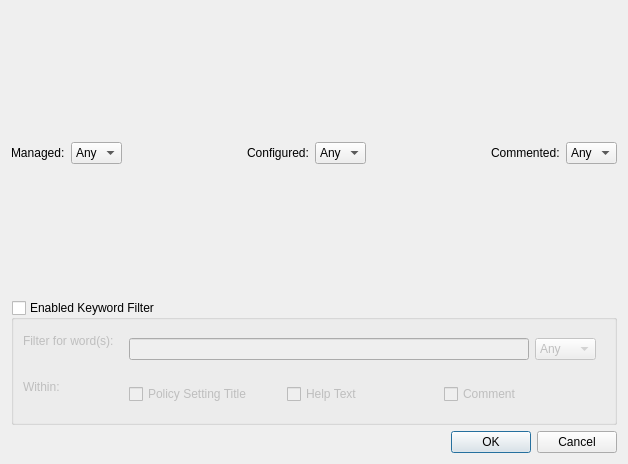
Above: src/gui/templatefilterdialog.ui from august-alt/gpui before the change. Below: the same form after it.
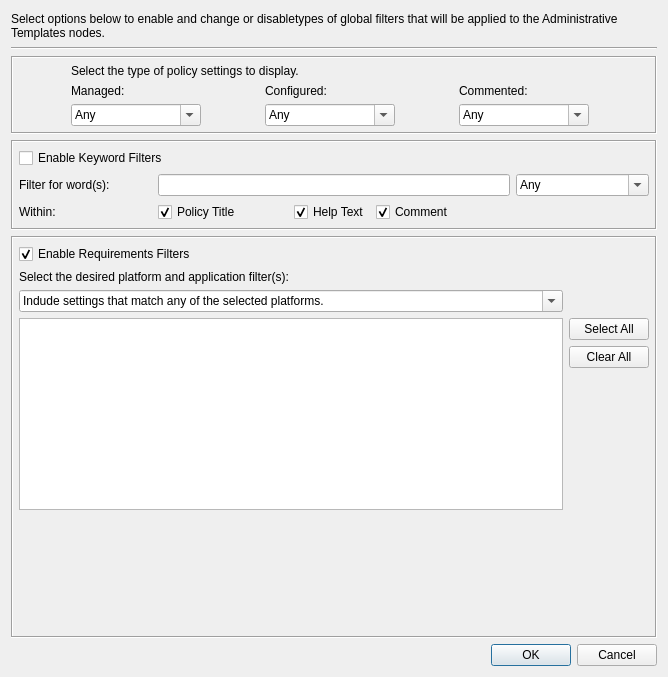
That is the form after the change.

Commit message: chore: update filter dialog

```diff
--- a/src/gui/templatefilterdialog.ui
+++ b/src/gui/templatefilterdialog.ui
@@ -6,245 +6,461 @@
    <rect>
     <x>0</x>
     <y>0</y>
-    <width>628</width>
-    <height>464</height>
+    <width>668</width>
+    <height>677</height>
    </rect>
   </property>
   <property name="windowTitle">
    <string>Filter Options</string>
   </property>
-  <layout class="QVBoxLayout" name="verticalLayout_2">
-   <item>
-    <layout class="QVBoxLayout" name="verticalLayout">
-     <item>
-      <spacer name="verticalSpacer_2">
-       <property name="orientation">
-        <enum>Qt::Vertical</enum>
-       </property>
-       <property name="sizeHint" stdset="0">
-        <size>
-         <width>20</width>
-         <height>40</height>
-        </size>
-       </property>
-      </spacer>
-     </item>
-     <item>
-      <layout class="QHBoxLayout" name="horizontalLayout_3">
-       <item>
-        <widget class="QLabel" name="label">
+  <layout class="QGridLayout" name="gridLayout_4">
+   <item row="3" column="0">
+    <widget class="QFrame" name="kwordFrame">
+     <property name="frameShape">
+      <enum>QFrame::Box</enum>
+     </property>
+     <property name="frameShadow">
+      <enum>QFrame::Sunken</enum>
+     </property>
+     <layout class="QGridLayout" name="gridLayout_2">
+      <property name="leftMargin">
+       <number>6</number>
+      </property>
+      <property name="topMargin">
+       <number>6</number>
+      </property>
+      <property name="rightMargin">
+       <number>6</number>
+      </property>
+      <property name="bottomMargin">
+       <number>6</number>
+      </property>
+      <item row="0" column="0" colspan="3">
+       <widget class="QCheckBox" name="keywordCheck">
+        <property name="text">
+         <string>Enable Keyword Filters</string>
+        </property>
+        <property name="checked">
+         <bool>false</bool>
+        </property>
+       </widget>
+      </item>
+      <item row="1" column="0">
+       <widget class="QLabel" name="filterWordLabel">
+        <property name="text">
+         <string>Filter for word(s):</string>
+        </property>
+        <property name="buddy">
+         <cstring>keywordField</cstring>
+        </property>
+       </widget>
+      </item>
+      <item row="1" column="1" colspan="3">
+       <widget class="QLineEdit" name="keywordField"/>
+      </item>
+      <item row="1" column="4">
+       <widget class="QComboBox" name="keywordCombo">
+        <property name="editable">
+         <bool>true</bool>
+        </property>
+        <item>
          <property name="text">
-          <string>Managed:</string>
+          <string>Any</string>
          </property>
-        </widget>
-       </item>
-       <item>
-        <widget class="QComboBox" name="managedCombo">
-         <item>
-          <property name="text">
-           <string>Any</string>
-          </property>
-         </item>
-         <item>
-          <property name="text">
-           <string>Yes</string>
-          </property>
-         </item>
-         <item>
-          <property name="text">
-           <string>No</string>
-          </property>
-         </item>
-        </widget>
-       </item>
-       <item>
-        <spacer name="horizontalSpacer">
-         <property name="orientation">
-          <enum>Qt::Horizontal</enum>
+        </item>
+        <item>
+         <property name="text">
+          <string>Yes</string>
          </property>
-         <property name="sizeHint" stdset="0">
-          <size>
-           <width>40</width>
-           <height>20</height>
-          </size>
+        </item>
+        <item>
+         <property name="text">
+          <string>No</string>
          </property>
-        </spacer>
-       </item>
-       <item>
-        <widget class="QLabel" name="label_2">
+        </item>
+       </widget>
+      </item>
+      <item row="2" column="0">
+       <widget class="QLabel" name="withinLabel">
+        <property name="text">
+         <string>Within:</string>
+        </property>
+        <property name="buddy">
+         <cstring>titleCheck</cstring>
+        </property>
+       </widget>
+      </item>
+      <item row="2" column="1">
+       <widget class="QCheckBox" name="titleCheck">
+        <property name="sizePolicy">
+         <sizepolicy hsizetype="Maximum" vsizetype="Fixed">
+          <horstretch>0</horstretch>
+          <verstretch>0</verstretch>
+         </sizepolicy>
+        </property>
+        <property name="minimumSize">
+         <size>
+          <width>130</width>
+          <height>0</height>
+         </size>
+        </property>
+        <property name="maximumSize">
+         <size>
+          <width>130</width>
+          <height>16777215</height>
+         </size>
+        </property>
+        <property name="text">
+         <string>Policy Title</string>
+        </property>
+        <property name="checked">
+         <bool>true</bool>
+        </property>
+       </widget>
+      </item>
+      <item row="2" column="2">
+       <widget class="QCheckBox" name="helpCheck">
+        <property name="sizePolicy">
+         <sizepolicy hsizetype="Fixed" vsizetype="Fixed">
+          <horstretch>0</horstretch>
+          <verstretch>0</verstretch>
+         </sizepolicy>
+        </property>
+        <property name="text">
+         <string>Help Text</string>
+        </property>
+        <property name="checked">
+         <bool>true</bool>
+        </property>
+       </widget>
+      </item>
+      <item row="2" column="3">
+       <widget class="QCheckBox" name="commentCheck">
+        <property name="text">
+         <string>Comment</string>
+        </property>
+        <property name="checked">
+         <bool>true</bool>
+        </property>
+       </widget>
+      </item>
+     </layout>
+    </widget>
+   </item>
+   <item row="4" column="0">
+    <widget class="QFrame" name="requireFrame">
+     <property name="frameShape">
+      <enum>QFrame::Box</enum>
+     </property>
+     <property name="frameShadow">
+      <enum>QFrame::Sunken</enum>
+     </property>
+     <layout class="QGridLayout" name="gridLayout_3">
+      <property name="leftMargin">
+       <number>6</number>
+      </property>
+      <property name="topMargin">
+       <number>6</number>
+      </property>
+      <property name="rightMargin">
+       <number>6</number>
+      </property>
+      <property name="bottomMargin">
+       <number>6</number>
+      </property>
+      <item row="0" column="0">
+       <widget class="QCheckBox" name="requireCheckBox">
+        <property name="text">
+         <string>Enable Requirements Filters</string>
+        </property>
+        <property name="checked">
+         <bool>true</bool>
+        </property>
+       </widget>
+      </item>
+      <item row="2" column="0">
+       <widget class="QComboBox" name="platformComboBox">
+        <property name="editable">
+         <bool>true</bool>
+        </property>
+        <item>
          <property name="text">
-          <string>Configured:</string>
+          <string>Indude settings that match any of the selected platforms.</string>
          </property>
-        </widget>
-       </item>
-       <item>
-        <widget class="QComboBox" name="configuredCombo">
-         <item>
-          <property name="text">
-           <string>Any</string>
-          </property>
-         </item>
-         <item>
-          <property name="text">
-           <string>Yes</string>
-          </property>
-         </item>
-         <item>
-          <property name="text">
-           <string>No</string>
-          </property>
-         </item>
-        </widget>
-       </item>
-       <item>
-        <spacer name="horizontalSpacer_2">
-         <property name="orientation">
-          <enum>Qt::Horizontal</enum>
+        </item>
+        <item>
+         <property name="text">
+          <string>Indude settings that match all of the selected platforms.</string>
          </property>
-         <property name="sizeHint" stdset="0">
-          <size>
-           <width>40</width>
-           <height>20</height>
-          </size>
+        </item>
+       </widget>
+      </item>
+      <item row="1" column="0">
+       <widget class="QLabel" name="platformLabel">
+        <property name="sizePolicy">
+         <sizepolicy hsizetype="Preferred" vsizetype="Fixed">
+          <horstretch>0</horstretch>
+          <verstretch>0</verstretch>
+         </sizepolicy>
+        </property>
+        <property name="text">
+         <string>&lt;html&gt;&lt;head/&gt;&lt;body&gt;&lt;p&gt;Select the desired platform and application filter(s):&lt;/p&gt;&lt;/body&gt;&lt;/html&gt;</string>
+        </property>
+        <property name="buddy">
+         <cstring>platformComboBox</cstring>
+        </property>
+       </widget>
+      </item>
+      <item row="3" column="0" rowspan="4">
+       <widget class="QTreeView" name="platformTreeView">
+        <property name="sizePolicy">
+         <sizepolicy hsizetype="Expanding" vsizetype="Minimum">
+          <horstretch>0</horstretch>
+          <verstretch>0</verstretch>
+         </sizepolicy>
+        </property>
+       </widget>
+      </item>
+      <item row="7" column="0" colspan="2">
+       <spacer name="verticalSpacer">
+        <property name="orientation">
+         <enum>Qt::Vertical</enum>
+        </property>
+        <property name="sizeType">
+         <enum>QSizePolicy::Expanding</enum>
+        </property>
+        <property name="sizeHint" stdset="0">
+         <size>
+          <width>558</width>
+          <height>13</height>
+         </size>
+        </property>
+       </spacer>
+      </item>
+      <item row="4" column="1">
+       <widget class="QPushButton" name="clearPushButton">
+        <property name="text">
+         <string>Clear All</string>
+        </property>
+       </widget>
+      </item>
+      <item row="3" column="1">
+       <widget class="QPushButton" name="selectPushButton">
+        <property name="text">
+         <string>Select All</string>
+        </property>
+       </widget>
+      </item>
+     </layout>
+    </widget>
+   </item>
+   <item row="2" column="0">
+    <widget class="QFrame" name="selectFrame">
+     <property name="frameShape">
+      <enum>QFrame::Box</enum>
+     </property>
+     <property name="frameShadow">
+      <enum>QFrame::Sunken</enum>
+     </property>
+     <layout class="QGridLayout" name="gridLayout" rowstretch="0,0,0">
+      <property name="leftMargin">
+       <number>0</number>
+      </property>
+      <property name="topMargin">
+       <number>6</number>
+      </property>
+      <property name="rightMargin">
+       <number>6</number>
+      </property>
+      <property name="bottomMargin">
+       <number>6</number>
+      </property>
+      <property name="spacing">
+       <number>6</number>
+      </property>
+      <item row="1" column="1">
+       <widget class="QLabel" name="configLabel">
+        <property name="text">
+         <string>Configured:</string>
+        </property>
+        <property name="buddy">
+         <cstring>configuredCombo</cstring>
+        </property>
+       </widget>
+      </item>
+      <item row="1" column="0">
+       <widget class="QLabel" name="managedLabel">
+        <property name="text">
+         <string>Managed:</string>
+        </property>
+        <property name="buddy">
+         <cstring>managedCombo</cstring>
+        </property>
+       </widget>
+      </item>
+      <item row="2" column="2">
+       <widget class="QComboBox" name="commentedCombo">
+        <property name="minimumSize">
+         <size>
+          <width>130</width>
+          <height>0</height>
+         </size>
+        </property>
+        <property name="maximumSize">
+         <size>
+          <width>100</width>
+          <height>16777215</height>
+         </size>
+        </property>
+        <property name="editable">
+         <bool>true</bool>
+        </property>
+        <item>
+         <property name="text">
+          <string>Any</string>
          </property>
-        </spacer>
-       </item>
-       <item>
-        <widget class="QLabel" name="label_3">
+        </item>
+        <item>
          <property name="text">
-          <string>Commented:</string>
+          <string>Yes</string>
          </property>
-        </widget>
-       </item>
-       <item>
-        <widget class="QComboBox" name="commentedCombo">
-         <item>
-          <property name="text">
-           <string>Any</string>
-          </property>
-         </item>
-         <item>
-          <property name="text">
-           <string>Yes</string>
-          </property>
-         </item>
-         <item>
-          <property name="text">
-           <string>No</string>
-          </property>
-         </item>
-        </widget>
-       </item>
-      </layout>
-     </item>
-     <item>
-      <spacer name="verticalSpacer">
-       <property name="orientation">
-        <enum>Qt::Vertical</enum>
-       </property>
-       <property name="sizeHint" stdset="0">
-        <size>
-         <width>20</width>
-         <height>40</height>
-        </size>
-       </property>
-      </spacer>
-     </item>
-     <item>
-      <widget class="QGroupBox" name="keywordGroupBox">
-       <property name="title">
-        <string>Enabled Keyword Filter</string>
-       </property>
-       <property name="checkable">
-        <bool>true</bool>
-       </property>
-       <property name="checked">
-        <bool>false</bool>
-       </property>
-       <layout class="QFormLayout" name="formLayout">
-        <item row="0" column="0">
-         <widget class="QLabel" name="filterForWordSLabel">
-          <property name="text">
-           <string>Filter for word(s):</string>
-          </property>
-         </widget>
         </item>
-        <item row="0" column="1">
-         <widget class="QWidget" name="filterForWordSWidget" native="true">
-          <layout class="QHBoxLayout" name="horizontalLayout_2">
-           <item>
-            <widget class="QLineEdit" name="keywordEdit"/>
-           </item>
-           <item>
-            <widget class="QComboBox" name="keywordCombo">
-             <item>
-              <property name="text">
-               <string>Any</string>
-              </property>
-             </item>
-             <item>
-              <property name="text">
-               <string>Exact</string>
-              </property>
-             </item>
-             <item>
-              <property name="text">
-               <string>All</string>
-              </property>
-             </item>
-            </widget>
-           </item>
-          </layout>
-         </widget>
+        <item>
+         <property name="text">
+          <string>No</string>
+         </property>
         </item>
-        <item row="1" column="0">
-         <widget class="QLabel" name="withinLabel">
-          <property name="text">
-           <string>Within:</string>
-          </property>
-         </widget>
+       </widget>
+      </item>
+      <item row="2" column="1">
+       <widget class="QComboBox" name="configuredCombo">
+        <property name="minimumSize">
+         <size>
+          <width>130</width>
+          <height>0</height>
+         </size>
+        </property>
+        <property name="maximumSize">
+         <size>
+          <width>100</width>
+          <height>16777215</height>
+         </size>
+        </property>
+        <property name="editable">
+         <bool>true</bool>
+        </property>
+        <item>
+         <property name="text">
+          <string>Any</string>
+         </property>
         </item>
-        <item row="1" column="1">
-         <widget class="QWidget" name="withinWidget" native="true">
-          <layout class="QHBoxLayout" name="horizontalLayout">
-           <item>
-            <widget class="QCheckBox" name="titleCheck">
-             <property name="text">
-              <string>Policy Setting Title</string>
-             </property>
-            </widget>
-           </item>
-           <item>
-            <widget class="QCheckBox" name="helpCheck">
-             <property name="text">
-              <string>Help Text</string>
-             </property>
-            </widget>
-           </item>
-           <item>
-            <widget class="QCheckBox" name="commentCheck">
-             <property name="text">
-              <string>Comment</string>
-             </property>
-            </widget>
-           </item>
-          </layout>
-         </widget>
+        <item>
+         <property name="text">
+          <string>Yes</string>
+         </property>
         </item>
-       </layout>
-      </widget>
-     </item>
-     <item>
-      <widget class="QDialogButtonBox" name="buttonBox">
-       <property name="orientation">
-        <enum>Qt::Horizontal</enum>
-       </property>
-       <property name="standardButtons">
-        <set>QDialogButtonBox::Cancel|QDialogButtonBox::Ok</set>
-       </property>
-      </widget>
-     </item>
-    </layout>
+        <item>
+         <property name="text">
+          <string>No</string>
+         </property>
+        </item>
+       </widget>
+      </item>
+      <item row="0" column="0" colspan="2">
+       <widget class="QLabel" name="displayLabel">
+        <property name="text">
+         <string>&lt;html&gt;&lt;head/&gt;&lt;body&gt;&lt;p&gt;Select the type of policy settings to display.&lt;/p&gt;&lt;/body&gt;&lt;/html&gt;</string>
+        </property>
+       </widget>
+      </item>
+      <item row="2" column="0">
+       <widget class="QComboBox" name="managedCombo">
+        <property name="minimumSize">
+         <size>
+          <width>130</width>
+          <height>0</height>
+         </size>
+        </property>
+        <property name="maximumSize">
+         <size>
+          <width>100</width>
+          <height>16777215</height>
+         </size>
+        </property>
+        <property name="editable">
+         <bool>true</bool>
+        </property>
+        <item>
+         <property name="text">
+          <string>Any</string>
+         </property>
+        </item>
+        <item>
+         <property name="text">
+          <string>Yes</string>
+         </property>
+        </item>
+        <item>
+         <property name="text">
+          <string>No</string>
+         </property>
+        </item>
+       </widget>
+      </item>
+      <item row="1" column="2">
+       <widget class="QLabel" name="commentLabel">
+        <property name="text">
+         <string>Commented:</string>
+        </property>
+        <property name="buddy">
+         <cstring>commentedCombo</cstring>
+        </property>
+       </widget>
+      </item>
+     </layout>
+    </widget>
+   </item>
+   <item row="1" column="0">
+    <widget class="Line" name="line">
+     <property name="orientation">
+      <enum>Qt::Horizontal</enum>
+     </property>
+    </widget>
+   </item>
+   <item row="0" column="0">
+    <widget class="QLabel" name="headLabel">
+     <property name="sizePolicy">
+      <sizepolicy hsizetype="Preferred" vsizetype="Maximum">
+       <horstretch>0</horstretch>
+       <verstretch>30</verstretch>
+      </sizepolicy>
+     </property>
+     <property name="minimumSize">
+      <size>
+       <width>0</width>
+       <height>30</height>
+      </size>
+     </property>
+     <property name="maximumSize">
+      <size>
+       <width>16777215</width>
+       <height>30</height>
+      </size>
+     </property>
+     <property name="text">
+      <string>&lt;html&gt;&lt;head/&gt;&lt;body&gt;&lt;p&gt;Select options below to enable and change or disabletypes of global filters that will be applied to the Administrative Templates nodes.&lt;/p&gt;&lt;/body&gt;&lt;/html&gt;</string>
+     </property>
+     <property name="wordWrap">
+      <bool>true</bool>
+     </property>
+    </widget>
+   </item>
+   <item row="5" column="0">
+    <widget class="QDialogButtonBox" name="buttonBox">
+     <property name="standardButtons">
+      <set>QDialogButtonBox::Cancel|QDialogButtonBox::Ok</set>
+     </property>
+    </widget>
    </item>
   </layout>
  </widget>
```
Left out of the diff: 34 changed lines with no effect on the pictures. The commit also changes 1 other file.
